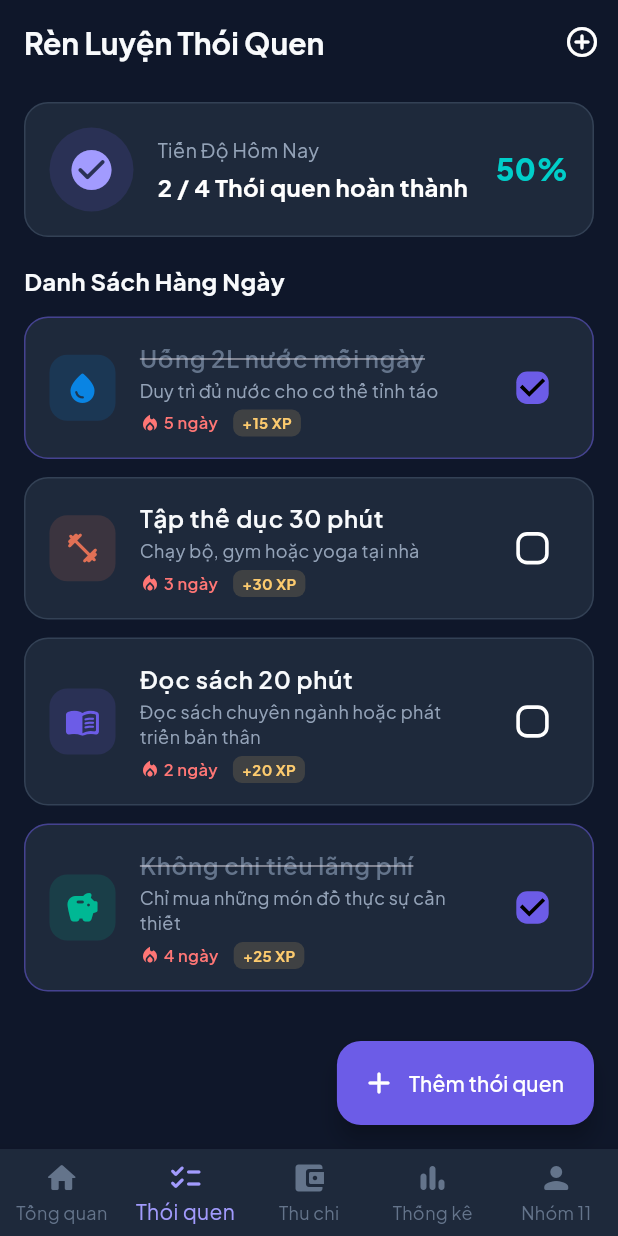
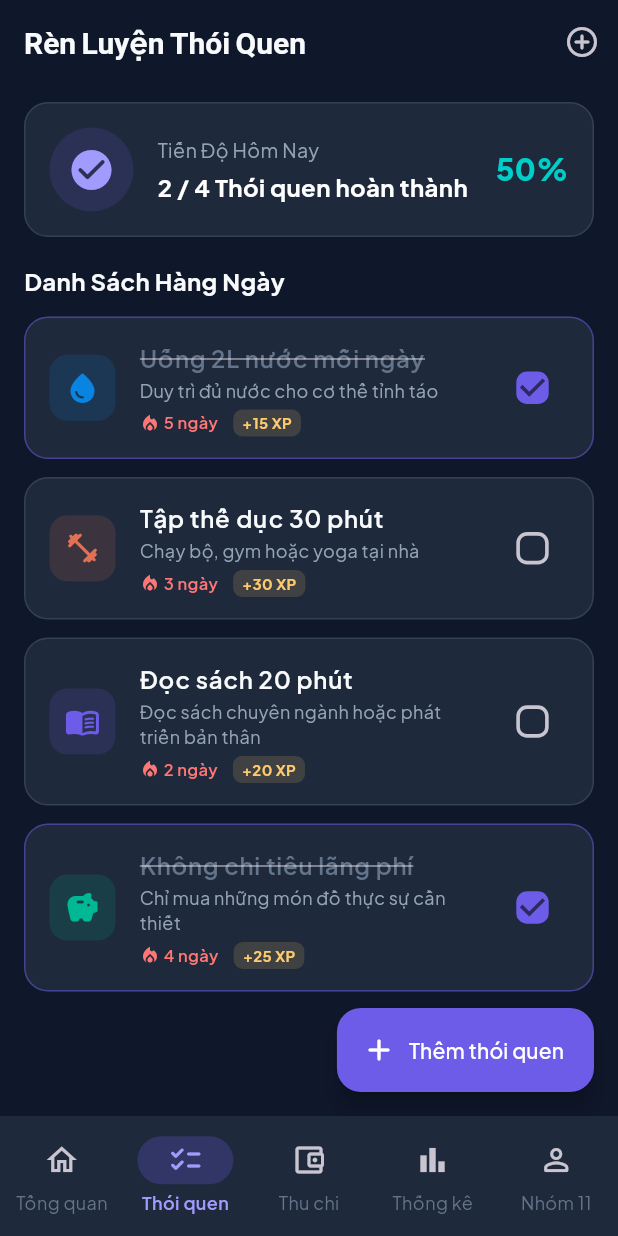
Before and after one commit to LoudlyDawn2108/fit_routine_expense, a Flutter app: the screen it shows after launch, item 2 of the bottom bar chosen, on a phone screen of 412 x 824 dp. Run offline on Flutter 3.47's test engine with Material 3 defaults, Android fonts, the light colour scheme and no system bars; our stand-ins replace fl_chart, google_fonts, material_ui, percent_indicator.

Commit message:
feat: adopt official Google Material 3 package (material_ui) and M3 NavigationBar

```diff
--- a/lib/core/constants/app_colors.dart
+++ b/lib/core/constants/app_colors.dart
@@ -1,4 +1,4 @@
-import 'package:flutter/material.dart';
+import 'package:material_ui/material_ui.dart';
 
 class AppColors {
   // Brand Colors
--- a/lib/core/theme/app_theme.dart
+++ b/lib/core/theme/app_theme.dart
@@ -1,27 +1,20 @@
-import 'package:flutter/material.dart';
+import 'package:material_ui/material_ui.dart';
 import 'package:google_fonts/google_fonts.dart';
 import '../constants/app_colors.dart';
 
 class AppTheme {
   static ThemeData get darkTheme {
-    final baseTextTheme = ThemeData.dark().textTheme;
-    final textTheme = GoogleFonts.plusJakartaSansTextTheme(baseTextTheme).apply(
-      bodyColor: AppColors.textPrimary,
-      displayColor: AppColors.textPrimary,
-    );
-
     return ThemeData(
       useMaterial3: true,
       brightness: Brightness.dark,
+      fontFamily: GoogleFonts.plusJakartaSans().fontFamily,
       scaffoldBackgroundColor: AppColors.background,
-      primaryColor: AppColors.primary,
-      colorScheme: const ColorScheme.dark(
-        primary: AppColors.primary,
-        secondary: AppColors.secondary,
+      colorScheme: ColorScheme.fromSeed(
+        seedColor: AppColors.primary,
+        brightness: Brightness.dark,
         surface: AppColors.surface,
         error: AppColors.expense,
       ),
-      textTheme: textTheme,
       cardTheme: CardThemeData(
         color: AppColors.card,
         elevation: 0,
@@ -30,22 +23,32 @@ class AppTheme {
           side: const BorderSide(color: AppColors.surfaceLight, width: 1),
         ),
       ),
-      appBarTheme: AppBarTheme(
+      appBarTheme: const AppBarTheme(
         backgroundColor: AppColors.background,
         elevation: 0,
         centerTitle: false,
-        titleTextStyle: GoogleFonts.plusJakartaSans(
+        titleTextStyle: TextStyle(
           fontSize: 20,
           fontWeight: FontWeight.w700,
           color: AppColors.textPrimary,
         ),
       ),
-      bottomNavigationBarTheme: const BottomNavigationBarThemeData(
+      navigationBarTheme: NavigationBarThemeData(
         backgroundColor: AppColors.surface,
-        selectedItemColor: AppColors.primaryLight,
-        unselectedItemColor: AppColors.textMuted,
-        type: BottomNavigationBarType.fixed,
-        elevation: 8,
+        indicatorColor: AppColors.primary.withValues(alpha: 0.25),
+        labelTextStyle: WidgetStateProperty.resolveWith((states) {
+          if (states.contains(WidgetState.selected)) {
+            return const TextStyle(
+              fontSize: 12,
+              fontWeight: FontWeight.w600,
+              color: AppColors.primaryLight,
+            );
+          }
+          return const TextStyle(
+            fontSize: 12,
+            color: AppColors.textMuted,
+          );
+        }),
       ),
       floatingActionButtonTheme: FloatingActionButtonThemeData(
         backgroundColor: AppColors.primary,
--- a/lib/features/dashboard/screens/dashboard_screen.dart
+++ b/lib/features/dashboard/screens/dashboard_screen.dart
@@ -1,4 +1,4 @@
-import 'package:flutter/material.dart';
+import 'package:material_ui/material_ui.dart';
 import 'package:provider/provider.dart';
 import '../../../core/constants/app_colors.dart';
 import '../../../core/utils/currency_formatter.dart';
--- a/lib/features/dashboard/screens/main_navigation_screen.dart
+++ b/lib/features/dashboard/screens/main_navigation_screen.dart
@@ -1,4 +1,5 @@
-import 'package:flutter/material.dart';
+import 'package:material_ui/material_ui.dart';
+import '../../../core/constants/app_colors.dart';
 import '../../expenses/screens/expense_screen.dart';
 import '../../habits/screens/habit_screen.dart';
 import '../../profile/screens/profile_screen.dart';
@@ -36,28 +37,39 @@ class _MainNavigationScreenState extends State<MainNavigationScreen> {
         index: _currentIndex,
         children: screens,
       ),
-      bottomNavigationBar: BottomNavigationBar(
-        currentIndex: _currentIndex,
-        onTap: _onTabSelected,
-        items: const [
-          BottomNavigationBarItem(
-            icon: Icon(Icons.home_rounded),
+      bottomNavigationBar: NavigationBar(
+        selectedIndex: _currentIndex,
+        onDestinationSelected: _onTabSelected,
+        backgroundColor: AppColors.surface,
+        indicatorColor: AppColors.primary.withValues(alpha: 0.25),
+        destinations: const [
+          NavigationDestination(
+            icon: Icon(Icons.home_outlined),
+            selectedIcon: Icon(Icons.home_rounded, color: AppColors.primaryLight),
             label: 'Tổng quan',
           ),
-          BottomNavigationBarItem(
-            icon: Icon(Icons.checklist_rounded),
+          NavigationDestination(
+            icon: Icon(Icons.checklist_outlined),
+            selectedIcon:
+                Icon(Icons.checklist_rounded, color: AppColors.primaryLight),
             label: 'Thói quen',
           ),
-          BottomNavigationBarItem(
-            icon: Icon(Icons.account_balance_wallet_rounded),
+          NavigationDestination(
+            icon: Icon(Icons.account_balance_wallet_outlined),
+            selectedIcon: Icon(Icons.account_balance_wallet_rounded,
+                color: AppColors.primaryLight),
             label: 'Thu chi',
           ),
-          BottomNavigationBarItem(
-            icon: Icon(Icons.bar_chart_rounded),
+          NavigationDestination(
+            icon: Icon(Icons.bar_chart_outlined),
+            selectedIcon:
+                Icon(Icons.bar_chart_rounded, color: AppColors.primaryLight),
             label: 'Thống kê',
           ),
-          BottomNavigationBarItem(
-            icon: Icon(Icons.person_rounded),
+          NavigationDestination(
+            icon: Icon(Icons.person_outline_rounded),
+            selectedIcon:
+                Icon(Icons.person_rounded, color: AppColors.primaryLight),
             label: 'Nhóm 11',
           ),
         ],
--- a/lib/features/expenses/screens/expense_screen.dart
+++ b/lib/features/expenses/screens/expense_screen.dart
@@ -1,4 +1,4 @@
-import 'package:flutter/material.dart';
+import 'package:material_ui/material_ui.dart';
 import 'package:provider/provider.dart';
 import '../../../core/constants/app_colors.dart';
 import '../../../core/utils/currency_formatter.dart';
--- a/lib/features/expenses/widgets/add_expense_dialog.dart
+++ b/lib/features/expenses/widgets/add_expense_dialog.dart
@@ -1,4 +1,4 @@
-import 'package:flutter/material.dart';
+import 'package:material_ui/material_ui.dart';
 import 'package:provider/provider.dart';
 import '../../../core/constants/app_colors.dart';
 import '../../gamification/providers/gamification_provider.dart';
--- a/lib/features/gamification/widgets/pet_avatar_card.dart
+++ b/lib/features/gamification/widgets/pet_avatar_card.dart
@@ -1,4 +1,4 @@
-import 'package:flutter/material.dart';
+import 'package:material_ui/material_ui.dart';
 import 'package:percent_indicator/linear_percent_indicator.dart';
 import 'package:provider/provider.dart';
 import '../../../core/constants/app_colors.dart';
--- a/lib/features/habits/models/habit.dart
+++ b/lib/features/habits/models/habit.dart
@@ -1,4 +1,4 @@
-import 'package:flutter/material.dart';
+import 'package:material_ui/material_ui.dart';
 
 class Habit {
   final String id;
--- a/lib/features/habits/providers/habit_provider.dart
+++ b/lib/features/habits/providers/habit_provider.dart
@@ -1,4 +1,4 @@
-import 'package:flutter/material.dart';
+import 'package:material_ui/material_ui.dart';
 import 'package:uuid/uuid.dart';
 import '../../gamification/providers/gamification_provider.dart';
 import '../models/habit.dart';
--- a/lib/features/habits/screens/habit_screen.dart
+++ b/lib/features/habits/screens/habit_screen.dart
@@ -1,4 +1,4 @@
-import 'package:flutter/material.dart';
+import 'package:material_ui/material_ui.dart';
 import 'package:provider/provider.dart';
 import '../../../core/constants/app_colors.dart';
 import '../../gamification/providers/gamification_provider.dart';
--- a/lib/features/habits/widgets/add_habit_dialog.dart
+++ b/lib/features/habits/widgets/add_habit_dialog.dart
@@ -1,4 +1,4 @@
-import 'package:flutter/material.dart';
+import 'package:material_ui/material_ui.dart';
 import 'package:provider/provider.dart';
 import '../../../core/constants/app_colors.dart';
 import '../providers/habit_provider.dart';
--- a/lib/features/profile/screens/profile_screen.dart
+++ b/lib/features/profile/screens/profile_screen.dart
@@ -1,4 +1,4 @@
-import 'package:flutter/material.dart';
+import 'package:material_ui/material_ui.dart';
 import 'package:provider/provider.dart';
 import '../../../core/constants/app_colors.dart';
 import '../../gamification/providers/gamification_provider.dart';
--- a/lib/features/stats/screens/stats_screen.dart
+++ b/lib/features/stats/screens/stats_screen.dart
@@ -1,5 +1,5 @@
 import 'package:fl_chart/fl_chart.dart';
-import 'package:flutter/material.dart';
+import 'package:material_ui/material_ui.dart';
 import 'package:provider/provider.dart';
 import '../../../core/constants/app_colors.dart';
 import '../../../core/utils/currency_formatter.dart';
--- a/lib/main.dart
+++ b/lib/main.dart
@@ -1,4 +1,4 @@
-import 'package:flutter/material.dart';
+import 'package:material_ui/material_ui.dart';
 import 'package:provider/provider.dart';
 import 'core/theme/app_theme.dart';
 import 'features/dashboard/screens/main_navigation_screen.dart';
--- a/pubspec.yaml
+++ b/pubspec.yaml
@@ -41,6 +41,7 @@ dependencies:
   uuid: ^4.6.0
   shared_preferences: ^2.5.5
   google_fonts: ^8.2.1
+  material_ui: ^1.3.0
 
 dev_dependencies:
   flutter_test:
```
Also changed, not shown: pubspec.lock.
